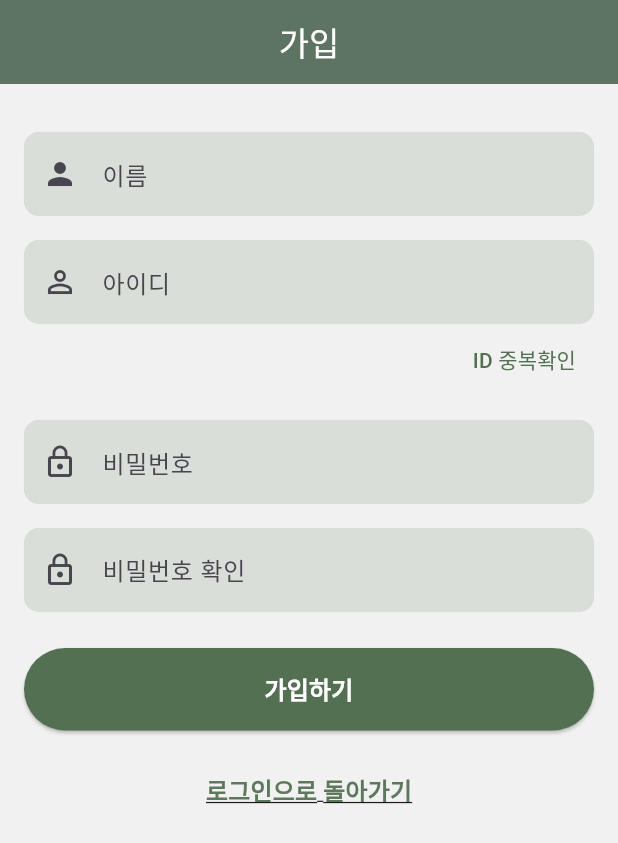
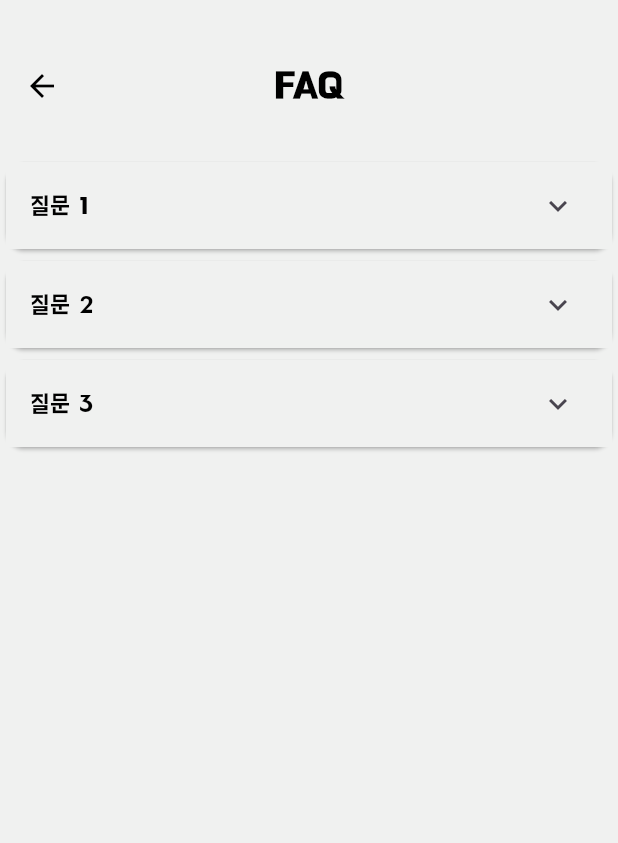
Before and after one commit to teamPKLL/pro_max_ject, a Flutter app: the screen it shows after launch, on a phone screen of 412 x 824 dp. Shown: the top 843 px of the screen. Run offline on Flutter 3.47's test engine with Material 3 defaults, Android fonts, the phone set to English and light mode, and no system bars; our stand-ins replace firebase_core; accounts and stored records are empty.

Commit message:
2024.08.05 마이페이지 제외 화면 완성

```diff
--- /dev/null
+++ b/lib/faq.dart
@@ -0,0 +1,138 @@
+import 'package:flutter/material.dart';
+
+void main() {
+  runApp(FAQList());
+}
+
+class FAQList extends StatelessWidget {
+  const FAQList({Key? key}) : super(key: key);
+
+  @override
+  Widget build(BuildContext context) {
+    return MaterialApp(
+      debugShowCheckedModeBanner: false,
+      theme: ThemeData.light().copyWith(
+        scaffoldBackgroundColor: const Color.fromARGB(255, 18, 32, 47),
+      ),
+      home: FAQScreen(),
+    );
+  }
+}
+
+class FAQScreen extends StatelessWidget {
+  const FAQScreen({Key? key}) : super(key: key);
+
+  @override
+  Widget build(BuildContext context) {
+    return Scaffold(
+      backgroundColor: Color(0xFFF0F1F0),
+      body: Column(
+        crossAxisAlignment: CrossAxisAlignment.start,
+        children: [
+          Container(
+            padding: EdgeInsets.only(top: 40, left: 16, right: 16),
+            color: Color(0xFFF0F1F0),
+            child: Row(
+              mainAxisAlignment: MainAxisAlignment.spaceBetween,
+              children: [
+                InkWell(
+                  onTap: () {
+                    // Handle back button tap
+                  },
+                  child: Icon(
+                    Icons.arrow_back,
+                    color: Colors.black,
+                  ),
+                ),
+                Text(
+                  'FAQ',
+                  style: TextStyle(
+                    color: Colors.black,
+                    fontSize: 24,
+                    fontWeight: FontWeight.bold,
+                    fontFamily: 'BM_HANNA_TTF',
+                  ),
+                ),
+                SizedBox(width: 24), // Spacer
+              ],
+            ),
+          ),
+          SizedBox(height: 30),
+          Expanded(
+            child: ListView(
+              children: [
+                FAQItem(
+                  question: '질문 1',
+                  answer:
+                  '답변 1입니다. 답변은 접혀 있을 때와 펼쳐질 때의 상태를 가집니다.',
+                ),
+                FAQItem(
+                  question: '질문 2',
+                  answer:
+                  '답변 2입니다. 여기에는 질문에 대한 자세한 설명이 들어갈 수 있습니다.',
+                ),
+                FAQItem(
+                  question: '질문 3',
+                  answer:
+                  '답변 3입니다. 추가적인 정보나 링크를 포함할 수도 있습니다.',
+                ),
+              ],
+            ),
+          ),
+        ],
+      ),
+    );
+  }
+}
+
+class FAQItem extends StatefulWidget {
+  final String question;
+  final String answer;
+
+  const FAQItem({
+    Key? key,
+    required this.question,
+    required this.answer,
+  }) : super(key: key);
+
+  @override
+  _FAQItemState createState() => _FAQItemState();
+}
+
+class _FAQItemState extends State<FAQItem> {
+  bool _expanded = false;
+
+  @override
+  Widget build(BuildContext context) {
+    return Card(
+      // margin: EdgeInsets.symmetric(vertical: 8, horizontal: 16),
+      // shape: RoundedRectangleBorder(
+      //   borderRadius: BorderRadius.circular(15),
+      // ),
+      child: ExpansionTile(
+        collapsedBackgroundColor: Color(0xFFF0F1F0),
+        backgroundColor: Color(0xFFF0F1F0),
+        title: Text(
+          widget.question,
+          style: TextStyle(
+            color: Colors.black,
+            fontSize: 16,
+            fontFamily: 'BM_HANNA_TTF',
+          ),
+        ),
+        children: <Widget>[
+          Padding(
+            padding: const EdgeInsets.all(16.0),
+            child: Text(
+              widget.answer,
+              style: TextStyle(
+                color: Colors.black87,
+                fontSize: 14,
+              ),
+            ),
+          ),
+        ],
+      ),
+    );
+  }
+}
--- a/lib/main.dart
+++ b/lib/main.dart
@@ -1,13 +1,20 @@
 import 'package:flutter/material.dart';
 import 'package:pro_max_ject/map.dart';
+import 'package:pro_max_ject/reminder.dart';
 import 'package:pro_max_ject/signup.dart';
 import 'package:pro_max_ject/widgetmain.dart';
+import 'package:pro_max_ject/forgot.dart';
+import 'package:pro_max_ject/reminder.dart';
+import 'package:pro_max_ject/faq.dart';
 
 void main() {
   // runApp(const MyApp()); //로그인 창
-  runApp(const SignUp()); // 가입 창
+  // runApp(const SignUp()); // 가입 창
   // runApp(MapPage());  // 맵 페이지
   // runApp(const FigmaToCodeApp()); // 메인화면
+  // runApp(const ForGot());  // 아이디 비번 찾는창
+  // runApp(const ReminderList());  // 알림 페이지
+  runApp(const FAQList()); // FAQ
 }
 
 class MyApp extends StatelessWidget {
@@ -132,7 +139,12 @@ class MyApp extends StatelessWidget {
 
                 SizedBox(height: 24),
                 TextButton(  // 비밀번호 찾기 버튼
-                  onPressed: () {},
+                  onPressed: () {
+                    // Navigator.push(
+                    //   context,
+                    //   MaterialPageRoute(builder: (context) => ForGot()),
+                    // );
+                  },
                   child: Text(
                     'Forgot Password?',
                     style: TextStyle(
@@ -145,9 +157,14 @@ class MyApp extends StatelessWidget {
                 ),
 
                 SizedBox(height: 8),
-                TextButton(  // 비밀번호 찾기 버튼
-                  onPressed: () {},
-                  child: Text(
+                TextButton(  // 가입 버튼
+                  onPressed: () {
+                    // Navigator.push(
+                    //   context,
+                    //   MaterialPageRoute(builder: (context) => const SignUp()),
+                    // );
+                  },
+                  child: const Text(
                     'Sign Up',
                     style: TextStyle(
                       fontSize: 16,
--- a/lib/signup.dart
+++ b/lib/signup.dart
@@ -1,4 +1,5 @@
 import 'package:flutter/material.dart';
+import 'forgot.dart';
 
 void main() {
   runApp(const SignUp()); // 회원가입 창
--- a/lib/widgetmain.dart
+++ b/lib/widgetmain.dart
@@ -355,7 +355,7 @@ class _MainState extends State<Main> {
         ],
       ),
 
-      //////////// 하단 네비게이션 바 부분 ///////////////////////
+      /////////////////// 하단 네비게이션 바 부분 ///////////////////////
       bottomNavigationBar: BottomNavigationBar(
         backgroundColor: Colors.white, // 하단 네비게이션 바의 배경색
         selectedItemColor: Color(0xEF537052), // 선택된 아이템의 색상
```
Also changed, not shown: lib/forgot.dart (added, +180 -0 lines), lib/reminder.dart (added, +178 -0 lines).
